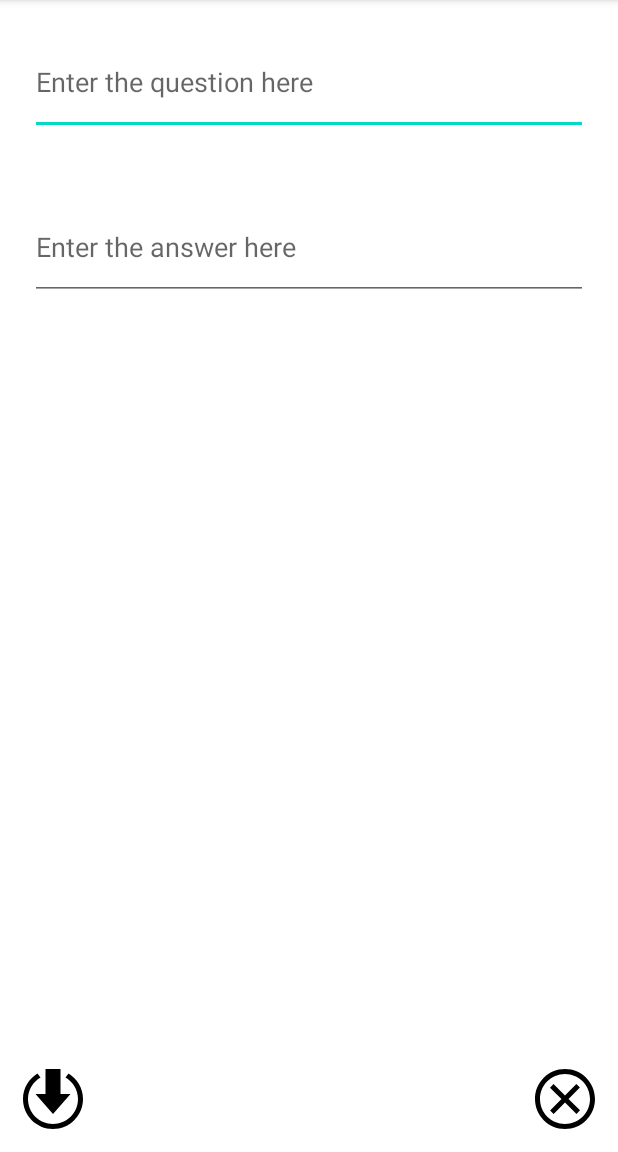
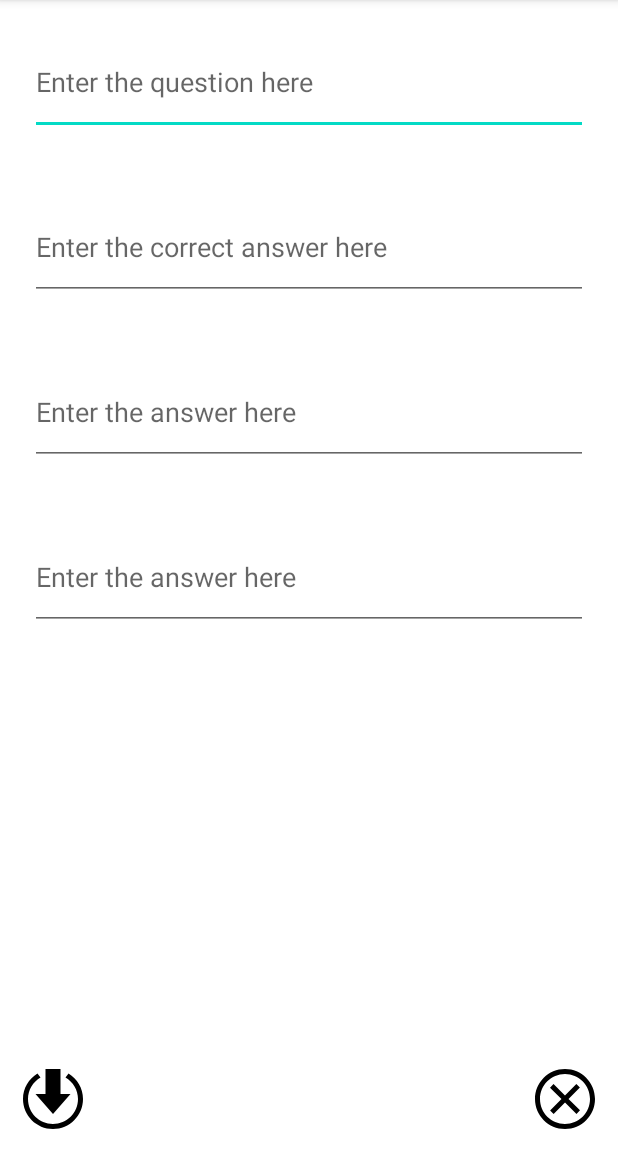
Before and after one commit to wendychen0/flashcard-app, an Android app: the AddCardActivity screen opened directly, with no data from a screen before it, on a phone screen of 412 x 824 dp, the part 84-1236 px from its top. Run offline under Robolectric (Android 15) with nearby library versions, the phone set to English and light mode, and no system bars.

Commit message:
fixed delete crash and updated multiple choice answer feature

```diff
--- a/app/src/main/java/com/example/flashcardapp/Flashcard.java
+++ b/app/src/main/java/com/example/flashcardapp/Flashcard.java
@@ -72,6 +72,11 @@ public class Flashcard {
         return answer;
     }
 
+//    @NonNull
+//    public String getAnswer2() {
+//        return wrongAnswer1;
+//    }
+
     public void setAnswer(@NonNull String answer) {
         this.answer = answer;
     }
--- a/app/src/main/res/layout/activity_add_card.xml
+++ b/app/src/main/res/layout/activity_add_card.xml
@@ -30,6 +30,24 @@
         android:layout_below="@id/questionTextField"
         android:layout_height="70dp"
         android:layout_margin="20dp"
+        android:hint="Enter the correct answer here"
+        android:inputType="textMultiLine" />
+
+    <EditText
+        android:id="@+id/answerTextField2"
+        android:layout_width="match_parent"
+        android:layout_height="70dp"
+        android:layout_below="@id/answerTextField"
+        android:layout_margin="20dp"
+        android:hint="Enter the answer here"
+        android:inputType="textMultiLine" />
+
+    <EditText
+        android:id="@+id/answerTextField3"
+        android:layout_width="match_parent"
+        android:layout_height="70dp"
+        android:layout_below="@id/answerTextField2"
+        android:layout_margin="20dp"
         android:hint="Enter the answer here"
         android:inputType="textMultiLine" />
 
--- a/app/src/main/res/values/colors.xml
+++ b/app/src/main/res/values/colors.xml
@@ -10,4 +10,5 @@
     <color name="my_red_color">#ee0000</color>
     <color name="nice_red">#ff6f69</color>
     <color name="green">#96ceb4</color>
+    <color name="yellow">#ffeead</color>
 </resources>
```
Also changed, not shown: app/src/main/java/com/example/flashcardapp/AddCardActivity.java (+6 -1 lines), app/src/main/java/com/example/flashcardapp/MainActivity.java (+30 -10 lines), app/src/main/res/layout/activity_main.xml (+24 -22 lines).
